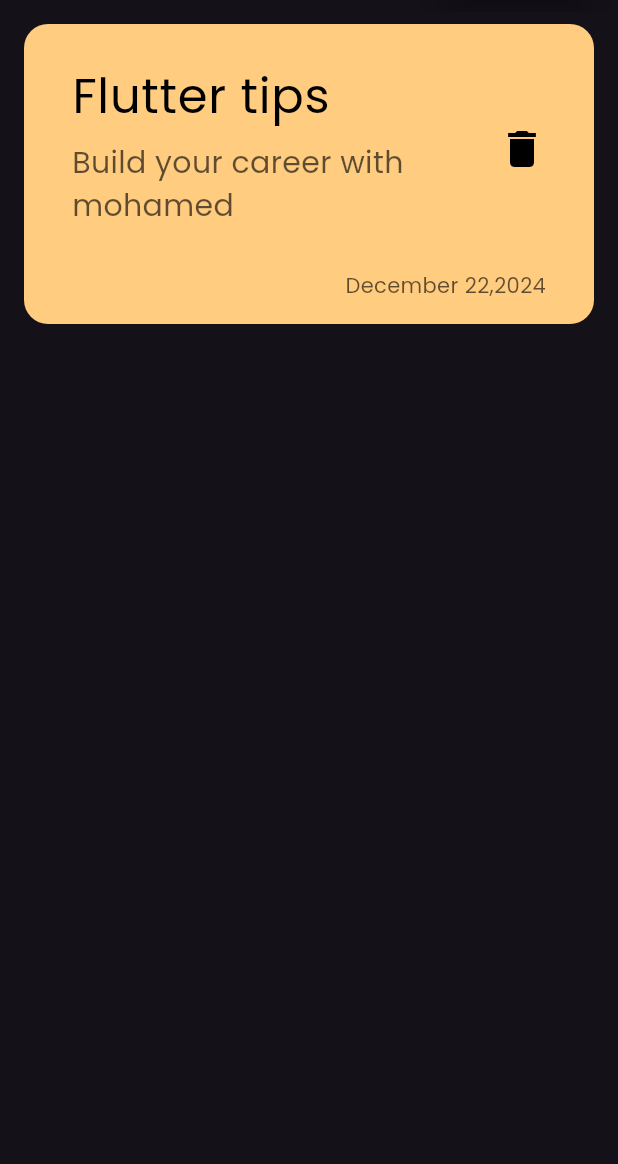
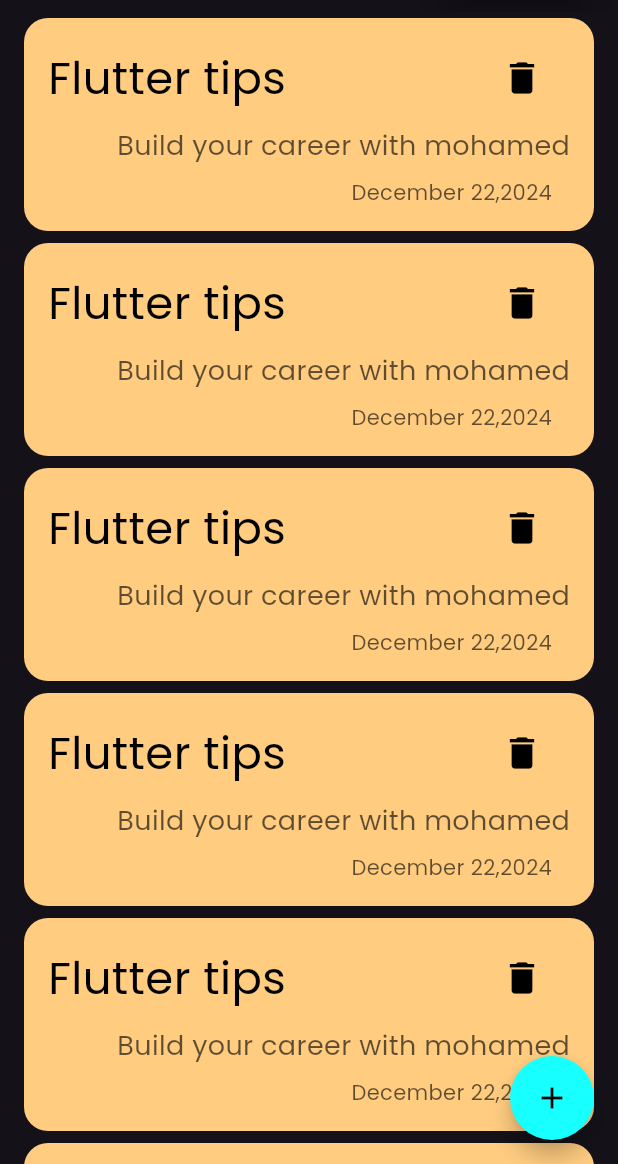
Before and after one commit to Moh6Amed/Notes-App, a Flutter app: the screen it shows after launch, on a phone screen of 412 x 824 dp, the part 72-1236 px from its top. Run offline on Flutter 3.47's test engine with Material 3 defaults, Android fonts, the phone set to English and light mode, and no system bars.

Commit message:
Building the list view notes in ui and make the floating action button +

```diff
--- a/lib/views/notes_view.dart
+++ b/lib/views/notes_view.dart
@@ -1,6 +1,6 @@
 import 'package:flutter/material.dart';
 import 'package:notesapp/widgets/custom_appbar.dart';
-import 'package:notesapp/widgets/note_item.dart';
+import 'package:notesapp/widgets/notes_list_view.dart';
 
 class NotesView extends StatelessWidget {
   const NotesView({super.key});
@@ -11,8 +11,14 @@ class NotesView extends StatelessWidget {
       appBar: AppBar(
         title: CustomAppBar(),
       ),
-
-      body: NoteItem(),
+      body: NotesListView(),
+      floatingActionButton: FloatingActionButton(
+        onPressed: () {},
+        child: Icon(Icons.add),
+        backgroundColor: Colors.cyanAccent,
+        foregroundColor: Colors.black,
+        shape: CircleBorder(),
+      ),
     );
   }
 }
--- a/lib/widgets/note_item.dart
+++ b/lib/widgets/note_item.dart
@@ -6,10 +6,9 @@ class NoteItem extends StatelessWidget {
   @override
   Widget build(BuildContext context) {
     return Padding(
-      padding: const EdgeInsets.symmetric(horizontal: 16, vertical: 8),
+      padding: const EdgeInsets.symmetric(horizontal: 16, vertical: 4),
       child: Container(
-        height: 200,
-        padding: EdgeInsets.only(left: 16, bottom: 16, top: 16),
+        padding: EdgeInsets.all(16),
         decoration: BoxDecoration(
           color: Color(0xffFFCC80),
           borderRadius: BorderRadius.circular(16),
@@ -18,28 +17,34 @@ class NoteItem extends StatelessWidget {
           crossAxisAlignment: CrossAxisAlignment.end,
           mainAxisAlignment: MainAxisAlignment.spaceBetween,
           children: [
-            ListTile(
-              title: Text(
-                'Flutter tips',
-                style: TextStyle(fontSize: 32, color: Colors.black),
-              ),
-              subtitle: Padding(
-                padding: const EdgeInsets.only(top: 6, bottom: 6),
-                child: Text(
-                  'Build your career with mohamed',
-                  style: TextStyle(
-                      fontSize: 20, color: Colors.black.withAlpha(160)),
-                ),
-              ),
-              trailing: IconButton(
-                onPressed: () {},
-                icon: Icon(Icons.delete),
-                iconSize: 32,
-                color: Colors.black,
+            Padding(
+              padding: const EdgeInsets.only(right: 8.0),
+              child: Row(
+                mainAxisAlignment: MainAxisAlignment.spaceBetween,
+                children: [
+                  Text(
+                    'Flutter tips',
+                    style: TextStyle(fontSize: 30, color: Colors.black),
+                  ),
+                  IconButton(
+                    onPressed: () {},
+                    icon: Icon(Icons.delete),
+                    iconSize: 28,
+                    color: Colors.black,
+                  ),
+                ],
               ),
             ),
             Padding(
-              padding: const EdgeInsets.only(right: 32),
+              padding: const EdgeInsets.only(top: 8, bottom: 8),
+              child: Text(
+                'Build your career with mohamed',
+                style:
+                    TextStyle(fontSize: 18, color: Colors.black.withAlpha(160)),
+              ),
+            ),
+            Padding(
+              padding: const EdgeInsets.only(right: 12),
               child: Text(
                 'December 22,2024',
                 style: TextStyle(color: Colors.black.withAlpha(160)),
--- /dev/null
+++ b/lib/widgets/notes_list_view.dart
@@ -0,0 +1,13 @@
+import 'package:flutter/material.dart';
+import 'package:notesapp/widgets/note_item.dart';
+
+class NotesListView extends StatelessWidget {
+  const NotesListView({super.key});
+
+  @override
+  Widget build(BuildContext context) {
+    return ListView.builder(itemBuilder: (context, index) {
+      return const NoteItem();
+    });
+  }
+}
```
Also changed, not shown: 1 other file.
